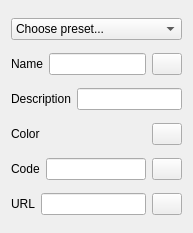
Before: the Qt Designer form src/Mod/Arch/Resources/ui/ArchMaterial.ui in berndhahnebach/All_FreeCAD, drawn with Qt 5.
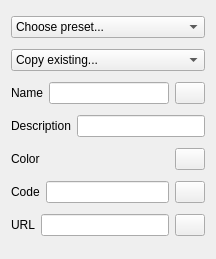
After: the same form once the commit is applied. Icons and pictures are not drawn.

Commit message: Arch: Added option to create new material as a copy of an existing one in Arch Material dialog

Patch:
```diff
--- a/src/Mod/Arch/Resources/ui/ArchMaterial.ui
+++ b/src/Mod/Arch/Resources/ui/ArchMaterial.ui
@@ -6,8 +6,8 @@
    <rect>
     <x>0</x>
     <y>0</y>
-    <width>193</width>
-    <height>233</height>
+    <width>216</width>
+    <height>259</height>
    </rect>
   </property>
   <property name="windowTitle">
@@ -27,6 +27,19 @@
      </item>
     </layout>
    </item>
+   <item>
+    <layout class="QHBoxLayout" name="horizontalLayout_7">
+     <item>
+      <widget class="QComboBox" name="comboBox_FromExisting">
+       <item>
+        <property name="text">
+         <string>Copy existing...</string>
+        </property>
+       </item>
+      </widget>
+     </item>
+    </layout>
+   </item>
    <item>
     <layout class="QHBoxLayout" name="horizontalLayout_3">
      <item>
```
The commit also changes 1 other file.
